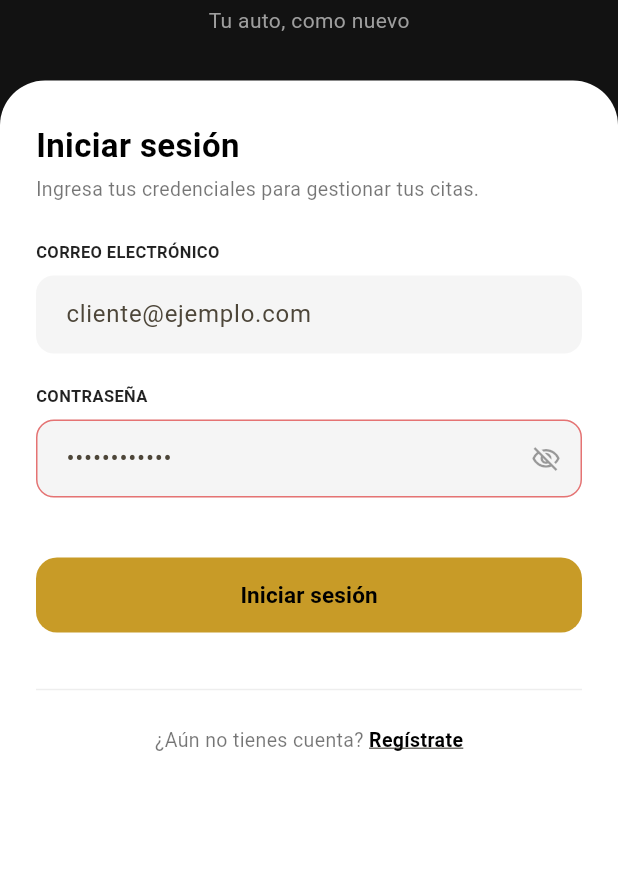
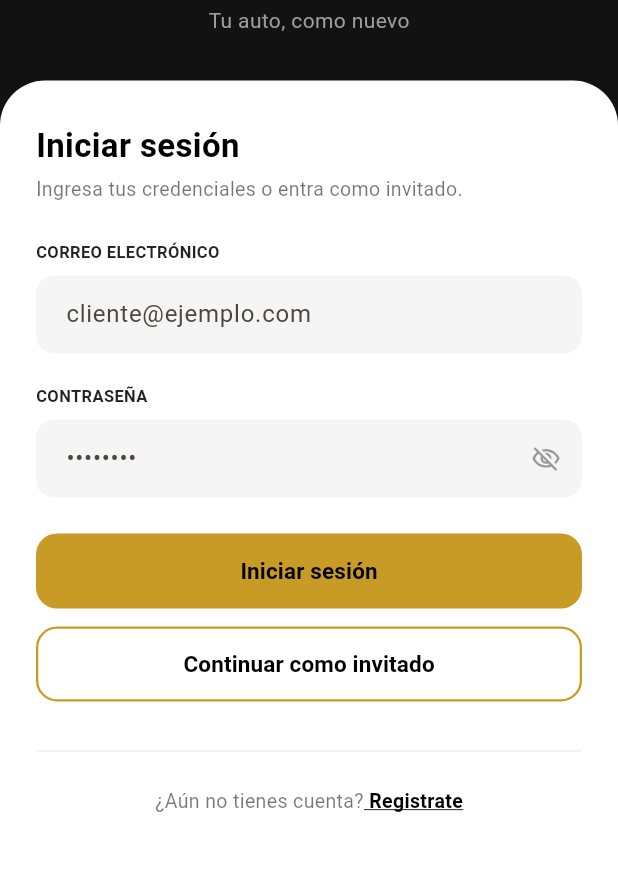
Before and after one commit to abrahaim056-art/GMV--Detailing, a Flutter app: the screen it shows after launch, on a phone screen of 412 x 824 dp, the part 221-1092 px from its top. Run offline on Flutter 3.47's test engine with Material 3 defaults, Android fonts, the phone set to English and light mode, and no system bars.

Commit message:
Subiendo todos los cambios y lo necesario para el invitado

```diff
--- a/movil/lib/screens/inicio_sesion_screen.dart
+++ b/movil/lib/screens/inicio_sesion_screen.dart
@@ -4,14 +4,14 @@ class LoginScreen extends StatefulWidget {
   const LoginScreen({super.key});
 
   @override
-  State<LoginScreen> createState() => _LoginScreenState();
+  State<LoginScreen> createState() => LoginScreenState();
 }
 
-class _LoginScreenState extends State<LoginScreen> {
-  final _emailController = TextEditingController();
-  final _passwordController = TextEditingController();
-  bool _obscurePassword = true;
-  bool _showError = false;
+class LoginScreenState extends State<LoginScreen> {
+  final emailController = TextEditingController();
+  final passwordController = TextEditingController();
+  bool obscurePassword = true;
+  bool showError = false;
 
   static const primaryGold = Color(0xFFC89B27);
   static const darkBackground = Color(0xFF121212);
@@ -31,7 +31,10 @@ class _LoginScreenState extends State<LoginScreen> {
                 decoration: BoxDecoration(
                   color: Colors.black,
                   borderRadius: BorderRadius.circular(18),
-                  border: Border.all(color: primaryGold.withOpacity(0.5), width: 1.5),
+                  border: Border.all(
+                    color: primaryGold.withValues(alpha: 0.5),
+                    width: 1.5,
+                  ),
                 ),
                 child: const Icon(Icons.directions_car, color: primaryGold, size: 36),
               ),
@@ -58,12 +61,12 @@ class _LoginScreenState extends State<LoginScreen> {
                     children: [
                       const Text('Iniciar sesión', style: TextStyle(fontSize: 22, fontWeight: FontWeight.bold, color: Colors.black)),
                       const SizedBox(height: 4),
-                      const Text('Ingresa tus credenciales para gestionar tus citas.', style: TextStyle(color: Colors.black54, fontSize: 13)),
+                      const Text('Ingresa tus credenciales o entra como invitado.', style: TextStyle(color: Colors.black54, fontSize: 13)),
                       const SizedBox(height: 24),
                       const Text('CORREO ELECTRÓNICO', style: TextStyle(fontSize: 11, fontWeight: FontWeight.bold, color: Colors.black87)),
                       const SizedBox(height: 8),
                       TextField(
-                        controller: _emailController,
+                        controller: emailController,
                         decoration: InputDecoration(
                           hintText: 'cliente@ejemplo.com',
                           filled: true,
@@ -76,40 +79,32 @@ class _LoginScreenState extends State<LoginScreen> {
                       const Text('CONTRASEÑA', style: TextStyle(fontSize: 11, fontWeight: FontWeight.bold, color: Colors.black87)),
                       const SizedBox(height: 8),
                       TextField(
-                        controller: _passwordController,
-                        obscureText: _obscurePassword,
+                        controller: passwordController,
+                        obscureText: obscurePassword,
                         decoration: InputDecoration(
-                          hintText: '••••••••••••',
+                          hintText: '••••••••',
                           filled: true,
                           fillColor: const Color(0xFFF5F5F5),
                           suffixIcon: IconButton(
-                            icon: Icon(_obscurePassword ? Icons.visibility_off_outlined : Icons.visibility_outlined, color: Colors.black38, size: 20),
-                            onPressed: () => setState(() => _obscurePassword = !_obscurePassword),
+                            icon: Icon(
+                              obscurePassword ? Icons.visibility_off_outlined : Icons.visibility_outlined,
+                              color: Colors.black38,
+                              size: 20,
+                            ),
+                            onPressed: () => setState(() => obscurePassword = !obscurePassword),
                           ),
-                          enabledBorder: OutlineInputBorder(borderRadius: BorderRadius.circular(12), borderSide: const BorderSide(color: Color(0xFFE57373), width: 1)),
+                          border: OutlineInputBorder(borderRadius: BorderRadius.circular(12), borderSide: BorderSide.none),
                           contentPadding: const EdgeInsets.symmetric(horizontal: 16, vertical: 14),
                         ),
                       ),
-                      const SizedBox(height: 16),
-                      if (_showError)
-                        Container(
-                          padding: const EdgeInsets.symmetric(horizontal: 14, vertical: 12),
-                          decoration: BoxDecoration(color: const Color(0xFFFFEBEE), borderRadius: BorderRadius.circular(12)),
-                          child: const Row(
-                            children: [
-                              Icon(Icons.error_outline, color: Color(0xFFD32F2F), size: 18),
-                              SizedBox(width: 8),
-                              Text('Correo o contraseña incorrectos', style: TextStyle(color: Color(0xFFD32F2F), fontSize: 13, fontWeight: FontWeight.w500)),
-                            ],
-                          ),
-                        ),
                       const SizedBox(height: 24),
+
+                      // BOTÓN INICIAR SESIÓN
                       SizedBox(
                         width: double.infinity,
                         height: 50,
                         child: ElevatedButton(
                           onPressed: () {
-                            // Navega al Home al iniciar sesión con éxito
                             Navigator.pushReplacementNamed(context, '/home');
                           },
                           style: ElevatedButton.styleFrom(
@@ -120,20 +115,38 @@ class _LoginScreenState extends State<LoginScreen> {
                           child: const Text('Iniciar sesión', style: TextStyle(color: Colors.black, fontSize: 15, fontWeight: FontWeight.bold)),
                         ),
                       ),
-                      const SizedBox(height: 30),
+                      const SizedBox(height: 12),
+
+                      // NUEVO: BOTÓN CONTINUAR COMO INVITADO
+                      SizedBox(
+                        width: double.infinity,
+                        height: 50,
+                        child: OutlinedButton(
+                          onPressed: () {
+                            // Entra al home permitiendo modo invitado
+                            Navigator.pushReplacementNamed(context, '/home');
+                          },
+                          style: OutlinedButton.styleFrom(
+                            side: const BorderSide(color: primaryGold, width: 1.5),
+                            shape: RoundedRectangleBorder(borderRadius: BorderRadius.circular(14)),
+                          ),
+                          child: const Text('Continuar como invitado', style: TextStyle(color: Colors.black, fontSize: 15, fontWeight: FontWeight.bold)),
+                        ),
+                      ),
+
+                      const SizedBox(height: 25),
                       const Divider(color: Color(0xFFEEEEEE)),
                       const SizedBox(height: 16),
                       Row(
                         mainAxisAlignment: MainAxisAlignment.center,
                         children: [
-                          const Text('¿Aún no tienes cuenta? ', style: TextStyle(color: Colors.black54, fontSize: 13)),
+                          const Text('¿Aún no tienes cuenta?', style: TextStyle(color: Colors.black54, fontSize: 13)),
                           GestureDetector(
                             onTap: () {
-                              // Navega a la pantalla de registro
                               Navigator.pushNamed(context, '/registro');
                             },
                             child: const Text(
-                              'Regístrate',
+                              ' Registrate',
                               style: TextStyle(color: Colors.black, fontWeight: FontWeight.bold, fontSize: 13, decoration: TextDecoration.underline),
                             ),
                           ),
--- a/movil/lib/screens/loading_screen.dart
+++ b/movil/lib/screens/loading_screen.dart
@@ -45,7 +45,7 @@ class _LoadingScreenState extends State<LoadingScreen> {
               decoration: BoxDecoration(
                 color: Colors.black,
                 borderRadius: BorderRadius.circular(20),
-                border: Border.all(color: primaryGold.withOpacity(0.5), width: 1.5),
+                border: Border.all(color: primaryGold.withValues(alpha: 0.5), width: 1.5),
               ),
               child: const Icon(Icons.directions_car, size: 40, color: primaryGold),
             ),
--- a/movil/lib/screens/new_cuenta_screen.dart
+++ b/movil/lib/screens/new_cuenta_screen.dart
@@ -24,7 +24,7 @@ class NewCuentaScreen extends StatelessWidget {
                   ),
                   Container(
                     padding: const EdgeInsets.symmetric(horizontal: 12, vertical: 6),
-                    decoration: BoxDecoration(color: Colors.white.withOpacity(0.1), borderRadius: BorderRadius.circular(20)),
+                    decoration: BoxDecoration(color: Colors.white.withValues(alpha: 0.1), borderRadius: BorderRadius.circular(20)),
                     child: const Row(
                       children: [
                         CircleAvatar(radius: 3, backgroundColor: primaryGold),
--- a/movil/pubspec.yaml
+++ b/movil/pubspec.yaml
@@ -34,6 +34,7 @@ dependencies:
   # The following adds the Cupertino Icons font to your application.
   # Use with the CupertinoIcons class for iOS style icons.
   cupertino_icons: ^1.0.8
+  http: ^1.2.2
 
 dev_dependencies:
   flutter_test:
```
Also changed, not shown: movil/lib/screens/inicio_screen.dart (+123 -147 lines), movil/pubspec.lock, 1 other file.
